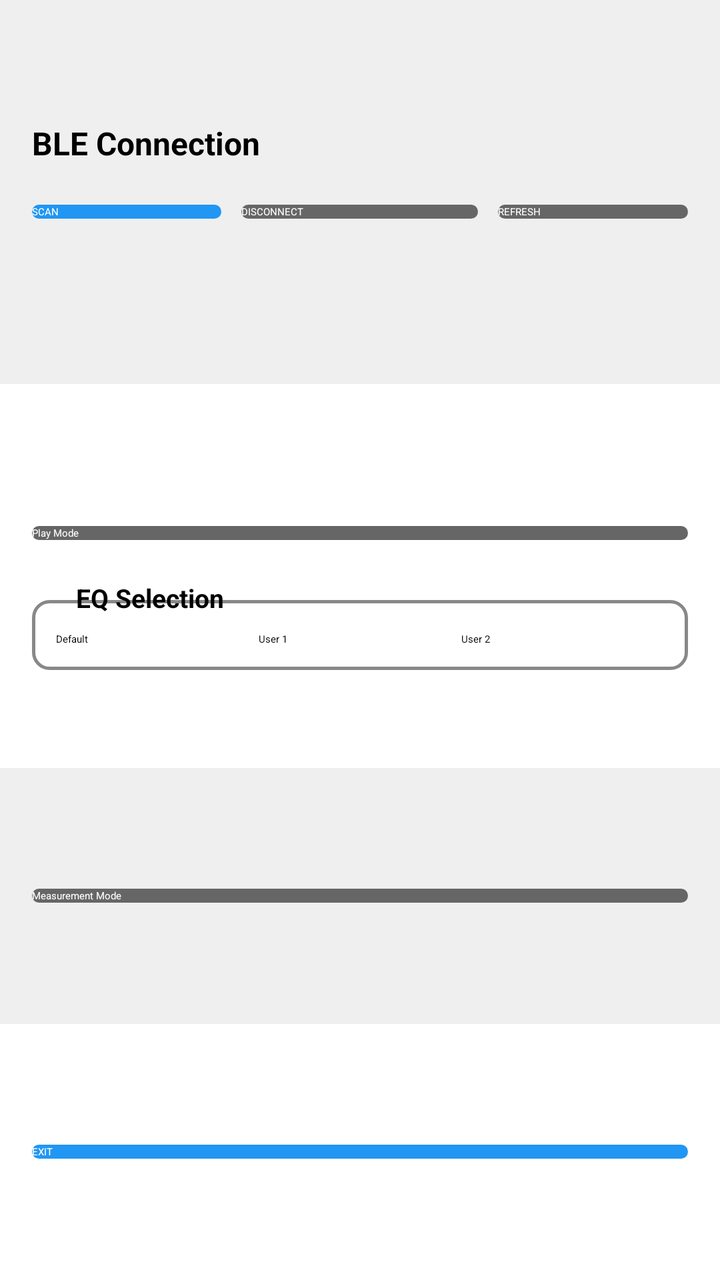
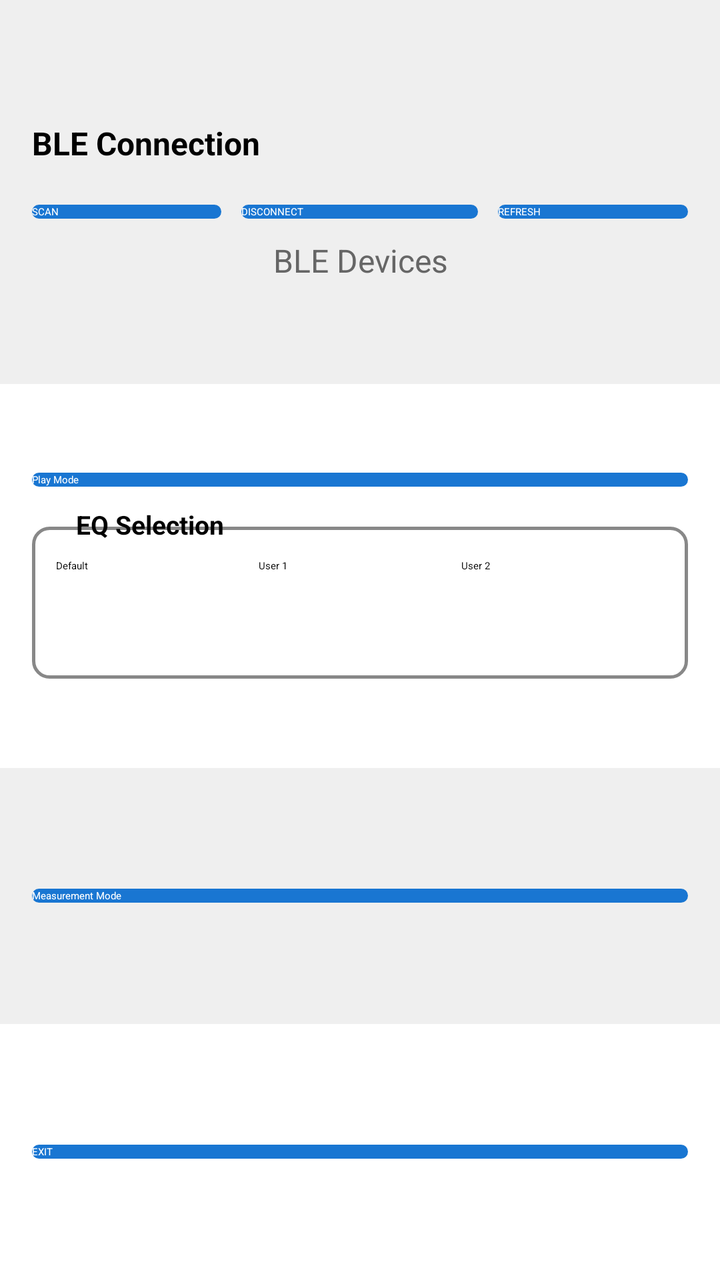

Screens rendered from an Android XML layout before and after an edit, with the pre-edit source and the edit as a unified diff.
<!-- AndroidManifest.xml: activity theme Theme.App.Starting -->
<!-- res/layout/activity_main.xml -->
<?xml version="1.0" encoding="utf-8"?>
<LinearLayout xmlns:android="http://schemas.android.com/apk/res/android"
    android:layout_width="match_parent"
    android:layout_height="match_parent"
    android:orientation="vertical">

    
    
    
    <LinearLayout
        android:layout_width="match_parent"
        android:layout_height="0dp"
        android:layout_weight="3"
        android:background="#10000000"
        android:gravity="center"
        android:orientation="vertical">

        <TextView
            android:id="@+id/textView"
            android:layout_width="match_parent"
            android:layout_height="wrap_content"
            android:layout_marginLeft="16dp"
            android:layout_marginTop="10dp"
            android:layout_marginRight="16dp"
            android:layout_marginBottom="20dp"
            android:text="@string/ble_connection"
            android:textColor="@color/black"
            android:textSize="16sp"
            android:textStyle="bold" />

        <LinearLayout
            android:layout_width="match_parent"
            android:layout_height="wrap_content"
            android:layout_marginLeft="16dp"
            android:layout_marginRight="16dp"
            android:orientation="vertical">

            <LinearLayout
                android:layout_width="match_parent"
                android:layout_height="wrap_content"
                android:orientation="horizontal">

                <android.widget.Button
                    android:id="@+id/btnBLEScan"
                    android:layout_width="0dp"
                    android:layout_height="wrap_content"
                    android:layout_gravity="center"
                    android:layout_marginRight="10dp"
                    android:layout_weight="4"
                    android:background="@drawable/bg_button_connected"
                    android:text="@string/btn_ble_scan"
                    android:textColor="@color/btn_text_color" />

                <android.widget.Button
                    android:id="@+id/btnBLEDisconnect"
                    android:layout_width="0dp"
                    android:layout_height="wrap_content"
                    android:layout_gravity="center"
                    android:layout_weight="5"
                    android:background="@drawable/bg_button_not_connected"
                    android:text="@string/btn_ble_disconnect"
                    android:textColor="@color/btn_text_color" />

                <android.widget.Button
                    android:id="@+id/btnBLERefresh"
                    android:layout_width="0dp"
                    android:layout_height="wrap_content"
                    android:layout_gravity="center"
                    android:layout_marginLeft="10dp"
                    android:layout_weight="4"
                    android:background="@drawable/bg_button_not_connected"
                    android:text="@string/btn_ble_refresh"
                    android:textColor="@color/btn_text_color" />

            </LinearLayout>

        </LinearLayout>

        <TextView
            android:id="@+id/textViewBLEName"
            android:layout_width="match_parent"
            android:layout_height="wrap_content"
            android:layout_marginTop="10dp"
            android:gravity="center"
            android:textColor="@color/gray"
            android:textSize="16sp" />

    </LinearLayout>

    
    
    
    <LinearLayout
        android:layout_width="match_parent"
        android:layout_height="0dp"
        android:layout_weight="3"
        android:gravity="center"
        android:orientation="vertical"
        android:padding="16dp">

        
        <LinearLayout
            android:layout_width="match_parent"
            android:layout_height="0dp"
            android:layout_marginBottom="10dp"
            android:layout_weight="4"
            android:gravity="bottom">

            <android.widget.Button
                android:id="@+id/btnPlayMode"
                android:layout_width="match_parent"
                android:layout_height="wrap_content"
                android:layout_alignParentTop="true"
                android:layout_centerHorizontal="true"
                android:layout_weight="1"
                android:background="@drawable/bg_button_not_connected"
                android:text="@string/play_mode"
                android:textColor="@color/btn_text_color" />
        </LinearLayout>

        <LinearLayout
            android:layout_width="match_parent"
            android:layout_height="0dp"
            android:layout_marginTop="10dp"
            android:layout_weight="5"
            android:gravity="top">

            <RelativeLayout
                android:id="@+id/containerEqGroup"
                android:layout_width="match_parent"
                android:layout_height="wrap_content"
                android:layout_alignParentBottom="true"
                android:layout_weight="1">

                
                <LinearLayout
                    android:id="@+id/boxEqBorder"
                    android:layout_width="match_parent"
                    android:layout_height="wrap_content"
                    android:layout_marginTop="10dp"
                    android:background="@drawable/border_eq_group"
                    android:orientation="vertical"
                    android:paddingStart="12dp"
                    android:paddingTop="16dp"
                    android:paddingEnd="12dp"
                    android:paddingBottom="12dp">

                    
                    <RadioGroup
                        android:id="@+id/radioGroupEqSelection"
                        android:layout_width="match_parent"
                        android:layout_height="wrap_content"
                        android:orientation="horizontal">

                        <RadioButton
                            android:id="@+id/radioEQDefault"
                            android:layout_width="0dp"
                            android:layout_height="wrap_content"
                            android:layout_weight="1"
                            android:checked="true"
                            android:text="@string/eq_default" />

                        <RadioButton
                            android:id="@+id/radioEQUser1"
                            android:layout_width="0dp"
                            android:layout_height="wrap_content"
                            android:layout_weight="1"
                            android:text="@string/eq_user1" />

                        <RadioButton
                            android:id="@+id/radioEQUser2"
                            android:layout_width="0dp"
                            android:layout_height="wrap_content"
                            android:layout_weight="1"
                            android:text="@string/eq_user2" />
                    </RadioGroup>
                </LinearLayout>

                
                <TextView
                    android:id="@+id/tvEqSelectionTitle"
                    android:layout_width="wrap_content"
                    android:layout_height="wrap_content"
                    android:layout_alignParentStart="true"
                    android:layout_alignParentTop="true"
                    android:layout_marginStart="16dp"
                    android:background="?android:attr/windowBackground"
                    android:paddingStart="6dp"
                    android:paddingEnd="6dp"
                    android:text="@string/eq_selection"
                    android:textColor="@android:color/black"
                    android:textSize="13sp"
                    android:textStyle="bold" />

            </RelativeLayout>
        </LinearLayout>

        
    </LinearLayout>

    
    
    
    <LinearLayout
        android:layout_width="match_parent"
        android:layout_height="0dp"
        android:layout_weight="2"
        android:background="#10000000"
        android:gravity="center"
        android:orientation="vertical">

        <android.widget.Button
            android:id="@+id/btnMeasurementMode"
            android:layout_width="match_parent"
            android:layout_height="wrap_content"
            android:layout_gravity="center"
            android:layout_marginLeft="16dp"
            android:layout_marginRight="16dp"
            android:background="@drawable/bg_button_not_connected"
            android:text="@string/measurement_mode"
            android:textColor="@color/btn_text_color" />
    </LinearLayout>

    
    
    
    <LinearLayout
        android:layout_width="match_parent"
        android:layout_height="0dp"
        android:layout_weight="2"
        android:gravity="center"
        android:orientation="vertical">

        <android.widget.Button
            android:id="@+id/btnExit"
            android:layout_width="match_parent"
            android:layout_height="wrap_content"
            android:layout_gravity="center"
            android:layout_marginLeft="16dp"
            android:layout_marginRight="16dp"
            android:background="@drawable/bg_button_connected"
            android:text="@string/exit"
            android:textColor="@color/btn_text_color" />
    </LinearLayout>

</LinearLayout>
<!-- resources referenced by this layout -->
<resources>
  <color name="black">#FF000000</color>
  <color name="btn_text_color">#FFFFFFFF</color>
  <color name="gray">#FF666666</color>
  <!-- drawable bg_button_connected (drawable) -->
  <?xml version="1.0" encoding="utf-8"?>
  <selector xmlns:android="http://schemas.android.com/apk/res/android">
  
      
      <item android:state_pressed="true">
          <shape android:shape="rectangle">
              <solid android:color="#2196F3" /> 
              <corners android:radius="24dp" /> 
          </shape>
      </item>
  
      
      <item>
          <shape android:shape="rectangle">
              <solid android:color="#2196F3" /> 
              <corners android:radius="24dp" /> 
          </shape>
      </item>
  
  </selector>
  <!-- drawable bg_button_not_connected (drawable) -->
  <?xml version="1.0" encoding="utf-8"?>
  <selector xmlns:android="http://schemas.android.com/apk/res/android">
  
      
      <item android:state_pressed="true">
          <shape android:shape="rectangle">
              <solid android:color="#FF666666" /> 
              <corners android:radius="24dp" /> 
          </shape>
      </item>
  
      
      <item>
          <shape android:shape="rectangle">
              <solid android:color="#FF666666" /> 
              <corners android:radius="24dp" /> 
          </shape>
      </item>
  
  </selector>
  <!-- drawable border_eq_group (drawable) -->
  <?xml version="1.0" encoding="utf-8"?>
  <shape xmlns:android="http://schemas.android.com/apk/res/android"
      android:shape="rectangle">
      <solid android:color="@android:color/transparent" />
      <stroke
          android:width="1.5dp"
          android:color="#888888" /> 
      <corners android:radius="8dp" /> 
  </shape>
  <string name="ble_connection">BLE Connection</string>
  <string name="btn_ble_disconnect">DISCONNECT</string>
  <string name="btn_ble_refresh">REFRESH</string>
  <string name="btn_ble_scan">SCAN</string>
  <string name="eq_default">Default</string>
  <string name="eq_selection">EQ Selection</string>
  <string name="eq_user1">User 1</string>
  <string name="eq_user2">User 2</string>
  <string name="exit">EXIT</string>
  <string name="measurement_mode">Measurement Mode</string>
  <string name="play_mode">Play Mode</string>
  <style name="Theme.App.Starting" parent="Theme.SplashScreen">
          
          <item name="windowSplashScreenBackground">#FFFFFF</item>
  
          
          <item name="windowSplashScreenIconBackgroundColor">#FFFFFF</item>
  
          
          <item name="windowSplashScreenAnimatedIcon">@drawable/ic_expamedia_logo</item>
  
          
          <item name="postSplashScreenTheme">@style/Theme.RoomEqualizer</item>
      </style>
  <!-- drawable ic_expamedia_logo: png bitmap (drawable, 61023 bytes) -->
  <style name="Theme.RoomEqualizer" parent="Theme.AppCompat.DayNight.NoActionBar">
          
          <item name="colorPrimary">@color/purple_500</item>
          <item name="colorPrimaryDark">@color/purple_700</item>
          <item name="colorAccent">@color/teal_200</item>
      </style>
  <color name="purple_500">#FF6200EE</color>
  <color name="purple_700">#FF3700B3</color>
  <color name="teal_200">#FF03DAC5</color>
</resources>

<!-- the commit's change to res/layout/activity_main.xml (unified diff, before → after) -->
@@ -33,46 +33,39 @@
             android:layout_height="wrap_content"
             android:layout_marginLeft="16dp"
             android:layout_marginRight="16dp"
-            android:orientation="vertical">
-
-            <LinearLayout
-                android:layout_width="match_parent"
-                android:layout_height="wrap_content"
-                android:orientation="horizontal">
-
-                <android.widget.Button
-                    android:id="@+id/btnBLEScan"
-                    android:layout_width="0dp"
-                    android:layout_height="wrap_content"
-                    android:layout_gravity="center"
-                    android:layout_marginRight="10dp"
-                    android:layout_weight="4"
-                    android:background="@drawable/bg_button_connected"
-                    android:text="@string/btn_ble_scan"
-                    android:textColor="@color/btn_text_color" />
-
-                <android.widget.Button
-                    android:id="@+id/btnBLEDisconnect"
-                    android:layout_width="0dp"
-                    android:layout_height="wrap_content"
-                    android:layout_gravity="center"
-                    android:layout_weight="5"
-                    android:background="@drawable/bg_button_not_connected"
-                    android:text="@string/btn_ble_disconnect"
-                    android:textColor="@color/btn_text_color" />
-
-                <android.widget.Button
-                    android:id="@+id/btnBLERefresh"
-                    android:layout_width="0dp"
-                    android:layout_height="wrap_content"
-                    android:layout_gravity="center"
-                    android:layout_marginLeft="10dp"
-                    android:layout_weight="4"
-                    android:background="@drawable/bg_button_not_connected"
-                    android:text="@string/btn_ble_refresh"
-                    android:textColor="@color/btn_text_color" />
-
-            </LinearLayout>
+            android:orientation="horizontal">
+
+            <android.widget.Button
+                android:id="@+id/btnBLEScan"
+                android:layout_width="0dp"
+                android:layout_height="wrap_content"
+                android:layout_gravity="center"
+                android:layout_marginRight="10dp"
+                android:layout_weight="4"
+                android:background="@drawable/bg_button_connected"
+                android:text="@string/btn_ble_scan"
+                android:textColor="@color/btn_text_color" />
+
+            <android.widget.Button
+                android:id="@+id/btnBLEDisconnect"
+                android:layout_width="0dp"
+                android:layout_height="wrap_content"
+                android:layout_gravity="center"
+                android:layout_weight="5"
+                android:background="@drawable/bg_button_connected"
+                android:text="@string/btn_ble_disconnect"
+                android:textColor="@color/btn_text_color" />
+
+            <android.widget.Button
+                android:id="@+id/btnBLERefresh"
+                android:layout_width="0dp"
+                android:layout_height="wrap_content"
+                android:layout_gravity="center"
+                android:layout_marginLeft="10dp"
+                android:layout_weight="4"
+                android:background="@drawable/bg_button_connected"
+                android:text="@string/btn_ble_refresh"
+                android:textColor="@color/btn_text_color" />
 
         </LinearLayout>
 
@@ -82,6 +75,7 @@
             android:layout_height="wrap_content"
             android:layout_marginTop="10dp"
             android:gravity="center"
+            android:text="@string/title_ble_devices"
             android:textColor="@color/gray"
             android:textSize="16sp" />
 
@@ -99,101 +93,80 @@
         android:padding="16dp">
 
         
-        <LinearLayout
-            android:layout_width="match_parent"
-            android:layout_height="0dp"
-            android:layout_marginBottom="10dp"
-            android:layout_weight="4"
-            android:gravity="bottom">
-
-            <android.widget.Button
-                android:id="@+id/btnPlayMode"
+        <android.widget.Button
+            android:id="@+id/btnPlayMode"
+            android:layout_width="match_parent"
+            android:layout_height="wrap_content"
+            android:background="@drawable/bg_button_connected"
+            android:text="@string/play_mode"
+            android:textColor="@color/btn_text_color" />
+
+        <RelativeLayout
+            android:id="@+id/containerEqGroup"
+            android:layout_width="match_parent"
+            android:layout_height="wrap_content"
+            android:layout_marginTop="10dp">
+
+            
+            <LinearLayout
+                android:id="@+id/boxEqBorder"
                 android:layout_width="match_parent"
                 android:layout_height="wrap_content"
-                android:layout_alignParentTop="true"
-                android:layout_centerHorizontal="true"
-                android:layout_weight="1"
-                android:background="@drawable/bg_button_not_connected"
-                android:text="@string/play_mode"
-                android:textColor="@color/btn_text_color" />
-        </LinearLayout>
-
-        <LinearLayout
-            android:layout_width="match_parent"
-            android:layout_height="0dp"
-            android:layout_marginTop="10dp"
-            android:layout_weight="5"
-            android:gravity="top">
-
-            <RelativeLayout
-                android:id="@+id/containerEqGroup"
-                android:layout_width="match_parent"
-                android:layout_height="wrap_content"
-                android:layout_alignParentBottom="true"
-                android:layout_weight="1">
+                android:layout_marginTop="10dp"
+                android:background="@drawable/border_eq_group"
+                android:orientation="vertical"
+                android:paddingStart="12dp"
+                android:paddingTop="16dp"
+                android:paddingEnd="12dp"
+                android:paddingBottom="12dp">
 
                 
-                <LinearLayout
-                    android:id="@+id/boxEqBorder"
+                <RadioGroup
+                    android:id="@+id/radioGroupEqSelection"
                     android:layout_width="match_parent"
-                    android:layout_height="wrap_content"
-                    android:layout_marginTop="10dp"
-                    android:background="@drawable/border_eq_group"
-                    android:orientation="vertical"
-                    android:paddingStart="12dp"
-                    android:paddingTop="16dp"
-                    android:paddingEnd="12dp"
-                    android:paddingBottom="12dp">
-
-                    
-                    <RadioGroup
-                        android:id="@+id/radioGroupEqSelection"
-                        android:layout_width="match_parent"
-                        android:layout_height="wrap_content"
-                        android:orientation="horizontal">
-
-                        <RadioButton
-                            android:id="@+id/radioEQDefault"
-                            android:layout_width="0dp"
-                            android:layout_height="wrap_content"
-                            android:layout_weight="1"
-                            android:checked="true"
-                            android:text="@string/eq_default" />
-
-                        <RadioButton
-                            android:id="@+id/radioEQUser1"
-                            android:layout_width="0dp"
-                            android:layout_height="wrap_content"
-                            android:layout_weight="1"
-                            android:text="@string/eq_user1" />
-
-                        <RadioButton
-                            android:id="@+id/radioEQUser2"
-                            android:layout_width="0dp"
-                            android:layout_height="wrap_content"
-                            android:layout_weight="1"
-                            android:text="@string/eq_user2" />
-                    </RadioGroup>
-                </LinearLayout>
-
-                
-                <TextView
-                    android:id="@+id/tvEqSelectionTitle"
-                    android:layout_width="wrap_content"
-                    android:layout_height="wrap_content"
-                    android:layout_alignParentStart="true"
-                    android:layout_alignParentTop="true"
-                    android:layout_marginStart="16dp"
-                    android:background="?android:attr/windowBackground"
-                    android:paddingStart="6dp"
-                    android:paddingEnd="6dp"
-                    android:text="@string/eq_selection"
-                    android:textColor="@android:color/black"
-                    android:textSize="13sp"
-                    android:textStyle="bold" />
-
-            </RelativeLayout>
-        </LinearLayout>
+                    android:layout_height="48dp"
+                    android:orientation="horizontal">
+
+                    <RadioButton
+                        android:id="@+id/radioEQDefault"
+                        android:layout_width="0dp"
+                        android:layout_height="48dp"
+                        android:layout_weight="1"
+                        android:checked="true"
+                        android:text="@string/eq_default" />
+
+                    <RadioButton
+                        android:id="@+id/radioEQUser1"
+                        android:layout_width="0dp"
+                        android:layout_height="48dp"
+                        android:layout_weight="1"
+                        android:text="@string/eq_user1" />
+
+                    <RadioButton
+                        android:id="@+id/radioEQUser2"
+                        android:layout_width="0dp"
+                        android:layout_height="48dp"
+                        android:layout_weight="1"
+                        android:text="@string/eq_user2" />
+                </RadioGroup>
+            </LinearLayout>
+
+            
+            <TextView
+                android:id="@+id/tvEqSelectionTitle"
+                android:layout_width="wrap_content"
+                android:layout_height="wrap_content"
+                android:layout_alignParentStart="true"
+                android:layout_marginStart="16dp"
+                android:background="?android:attr/windowBackground"
+                android:paddingStart="6dp"
+                android:paddingEnd="6dp"
+                android:text="@string/eq_selection"
+                android:textColor="@android:color/black"
+                android:textSize="13sp"
+                android:textStyle="bold" />
+
+        </RelativeLayout>
 
         
     </LinearLayout>
@@ -216,7 +189,7 @@
             android:layout_gravity="center"
             android:layout_marginLeft="16dp"
             android:layout_marginRight="16dp"
-            android:background="@drawable/bg_button_not_connected"
+            android:background="@drawable/bg_button_connected"
             android:text="@string/measurement_mode"
             android:textColor="@color/btn_text_color" />
     </LinearLayout>
<!-- resource entries referenced after the edit -->
@@ -10,7 +10,7 @@
       
       <item android:state_pressed="true">
           <shape android:shape="rectangle">
-              <solid android:color="#2196F3" /> 
+              <solid android:color="#1976D2" /> 
               <corners android:radius="24dp" /> 
           </shape>
       </item>
@@ -18,28 +18,7 @@
       
       <item>
           <shape android:shape="rectangle">
-              <solid android:color="#2196F3" /> 
-              <corners android:radius="24dp" /> 
-          </shape>
-      </item>
-  
-  </selector>
-  <!-- drawable bg_button_not_connected (drawable) -->
-  <?xml version="1.0" encoding="utf-8"?>
-  <selector xmlns:android="http://schemas.android.com/apk/res/android">
-  
-      
-      <item android:state_pressed="true">
-          <shape android:shape="rectangle">
-              <solid android:color="#FF666666" /> 
-              <corners android:radius="24dp" /> 
-          </shape>
-      </item>
-  
-      
-      <item>
-          <shape android:shape="rectangle">
-              <solid android:color="#FF666666" /> 
+              <solid android:color="#1976D2" /> 
               <corners android:radius="24dp" /> 
           </shape>
       </item>
@@ -66,6 +45,7 @@
   <string name="exit">EXIT</string>
   <string name="measurement_mode">Measurement Mode</string>
   <string name="play_mode">Play Mode</string>
+  <string name="title_ble_devices">BLE Devices</string>
   <style name="Theme.App.Starting" parent="Theme.SplashScreen">
           
           <item name="windowSplashScreenBackground">#FFFFFF</item>
